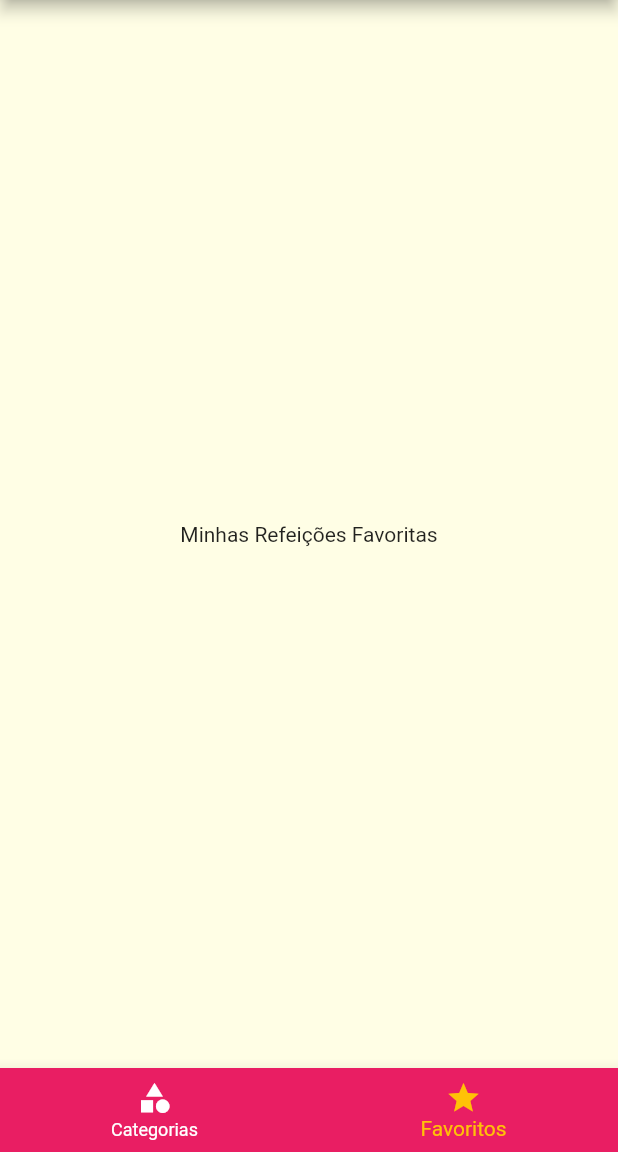
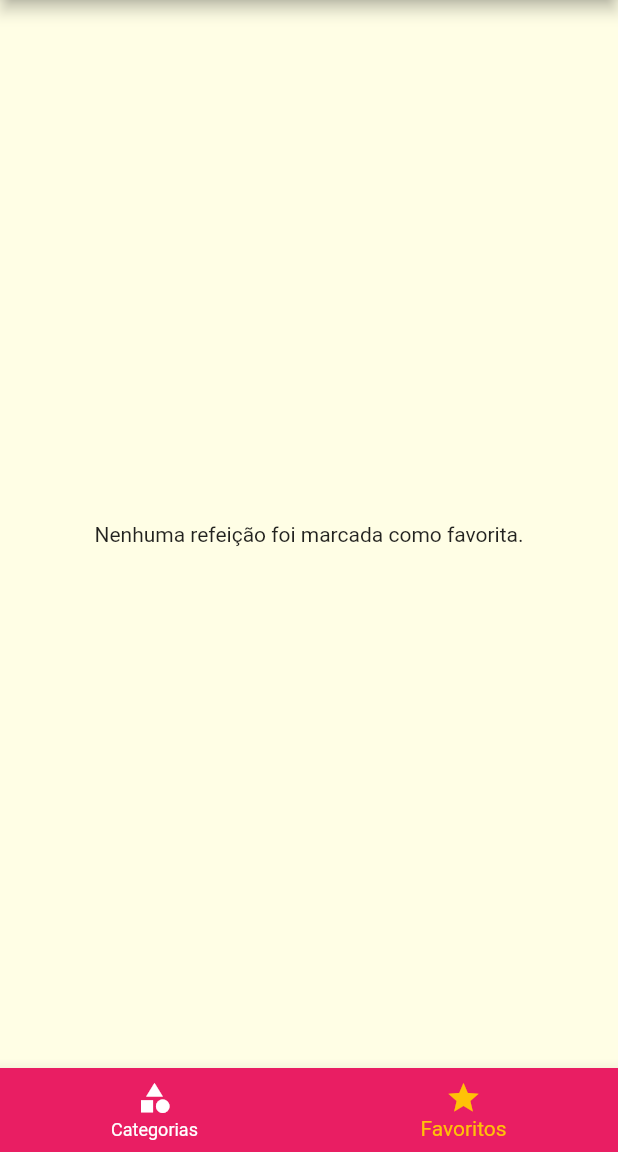
Before and after one commit to guilhermeais/meals, a Flutter app: the screen it shows after launch, item 2 of the bottom bar chosen, on a phone screen of 412 x 824 dp, the part 84-1236 px from its top. Run offline on Flutter 3.47's test engine with Material 2 defaults, Android fonts, the phone set to English and light mode, and no system bars.

```diff
--- a/lib/main.dart
+++ b/lib/main.dart
@@ -18,6 +18,8 @@ class MyApp extends StatefulWidget {
 
 class _MyAppState extends State<MyApp> {
   List<Meal> _availableMeals = DUMMY_MEALS;
+  List<Meal> _favoriteMeals = [];
+
   Settings settings = Settings();
   void _filterMeals(Settings settings) {
     setState(() {
@@ -36,6 +38,18 @@ class _MyAppState extends State<MyApp> {
     });
   }
 
+  void _toggleFavorite(Meal meal) {
+    setState(() {
+      _favoriteMeals.contains(meal)
+          ? _favoriteMeals.remove(meal)
+          : _favoriteMeals.add(meal);
+    });
+  }
+
+  bool _isFavorite(Meal meal) {
+    return _favoriteMeals.contains(meal);
+  }
+
   @override
   Widget build(BuildContext context) {
     return MaterialApp(
@@ -52,10 +66,11 @@ class _MyAppState extends State<MyApp> {
               .copyWith(secondary: Colors.amber)),
       // home: const CategoriesScreen(),
       routes: {
-        AppRoutes.HOME: (ctx) => const TabsScreen(),
+        AppRoutes.HOME: (ctx) => TabsScreen(favoriteMeals: _favoriteMeals),
         AppRoutes.CATEGORIES_MEALS: (ctx) =>
             CategoriesMealsScreen(_availableMeals),
-        AppRoutes.MEAL_DETAIL: (ctx) => const MealDetailScreen(),
+        AppRoutes.MEAL_DETAIL: (ctx) => MealDetailScreen(
+            onToggleFavorite: _toggleFavorite, isFavorite: _isFavorite),
         AppRoutes.SETTINGS: (ctx) => SettingsScreen(
               onSettingsChanged: _filterMeals,
               settings: settings,
--- a/lib/screens/favorite_screen.dart
+++ b/lib/screens/favorite_screen.dart
@@ -1,12 +1,26 @@
 import 'package:flutter/material.dart';
+import 'package:meals/components/meal_item.dart';
+import 'package:meals/models/meal.dart';
 
 class FavoriteScreen extends StatelessWidget {
-  const FavoriteScreen({Key? key}) : super(key: key);
+  final List<Meal> favoriteMeals;
+
+  const FavoriteScreen({Key? key, required this.favoriteMeals})
+      : super(key: key);
 
   @override
   Widget build(BuildContext context) {
-    return Center(
-      child: Text("Minhas Refeições Favoritas"),
-    );
+    if (favoriteMeals.isEmpty) {
+      return const Center(
+        child: Text("Nenhuma refeição foi marcada como favorita."),
+      );
+    } else {
+      return ListView.builder(
+        itemCount: favoriteMeals.length,
+        itemBuilder: (ctx, i) {
+          return MealItem(meal: favoriteMeals[i]);
+        },
+      );
+    }
   }
 }
--- a/lib/screens/tabs_screen.dart
+++ b/lib/screens/tabs_screen.dart
@@ -1,5 +1,6 @@
 import 'package:flutter/material.dart';
 import 'package:meals/components/main_drawer.dart';
+import 'package:meals/models/meal.dart';
 import 'package:meals/screens/categories_screen.dart';
 import 'package:meals/screens/favorite_screen.dart';
 
@@ -10,7 +11,8 @@ class Screen {
 }
 
 class TabsScreen extends StatefulWidget {
-  const TabsScreen({Key? key}) : super(key: key);
+  final List<Meal> favoriteMeals;
+  const TabsScreen({Key? key, required this.favoriteMeals}) : super(key: key);
 
   @override
   State<TabsScreen> createState() => _TabsScreenState();
@@ -19,15 +21,24 @@ class TabsScreen extends StatefulWidget {
 class _TabsScreenState extends State<TabsScreen> {
   int _selectedScreenIndex = 0;
 
-  final List<Screen> _screens = [
-    Screen(title: "Lista de Categorias", widget: const CategoriesScreen()),
-    Screen(title: "Meus Favoritos", widget: const FavoriteScreen()),
-  ];
-
+  List<Screen> _screens = [];
   _selectScreen(int index) {
     setState(() {
       _selectedScreenIndex = index;
     });
+  }
+
+  @override
+  void initState() {
+    super.initState();
+    _screens = [
+      Screen(title: "Lista de Categorias", widget: const CategoriesScreen()),
+      Screen(
+          title: "Meus Favoritos",
+          widget: FavoriteScreen(
+            favoriteMeals: widget.favoriteMeals,
+          )),
+    ];
   }
 
   @override
```
Also changed, not shown: lib/screens/meal_detail_screen.dart (+9 -3 lines).
